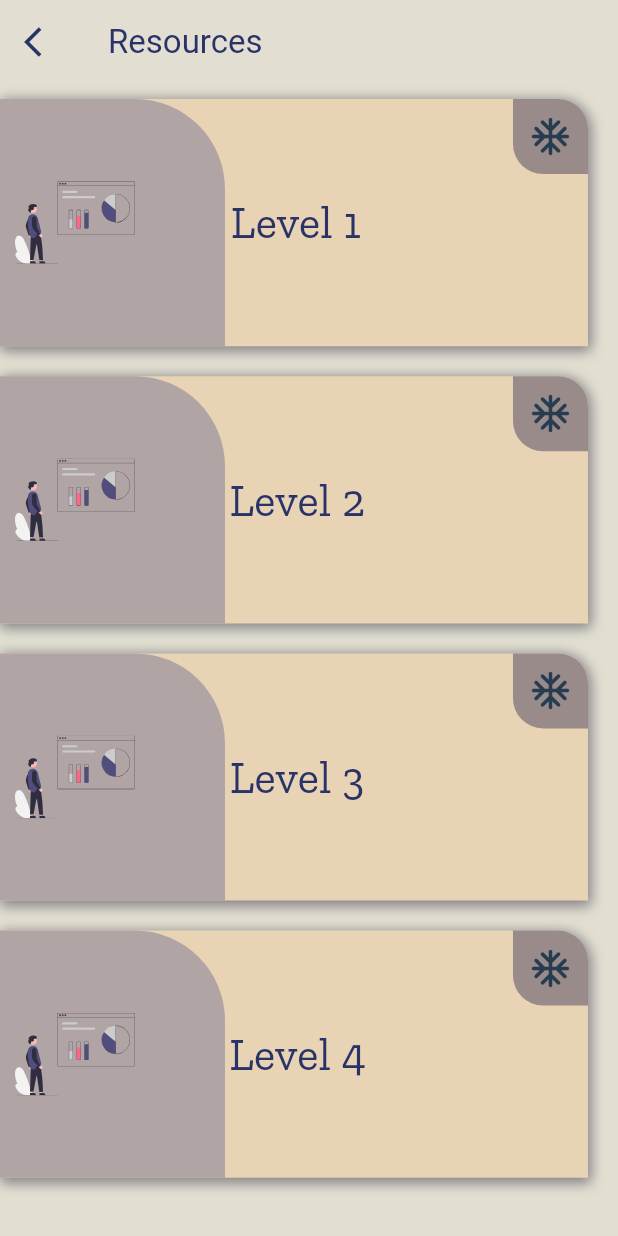
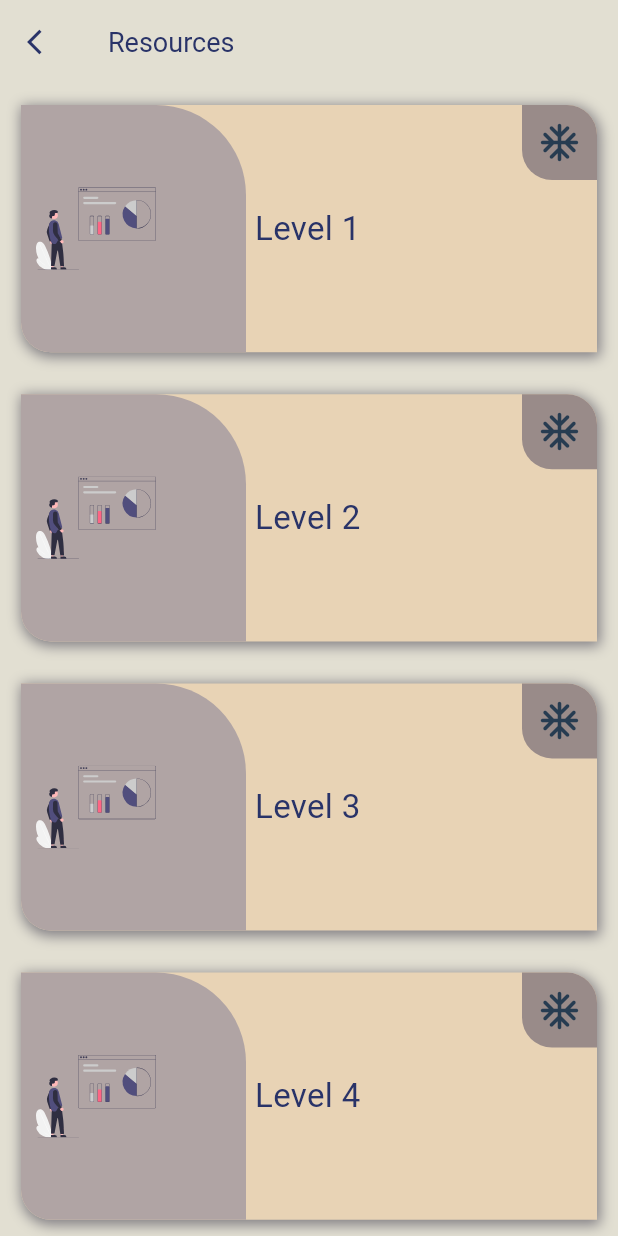
Before and after one commit to ArnobMahmud/Fabric-Engineering-App, a Flutter app: the screen it shows after launch, after a tap on "Resources", on a phone screen of 412 x 824 dp. Run offline on Flutter 3.47's test engine with Material 3 defaults, Android fonts, the phone set to English and light mode, and no system bars; our stand-ins replace flutter_svg, google_fonts, webview_flutter.

Commit message:
toggle theme implemented

```diff
--- /dev/null
+++ b/lib/config/theme.dart
@@ -0,0 +1,23 @@
+import 'package:flutter/material.dart';
+
+ThemeData lightMode = ThemeData(
+  brightness: Brightness.light,
+  colorScheme: ColorScheme.light(
+    background: Colors.grey.shade300,
+    primary: const Color(0xff404258),
+    secondary: Colors.grey.shade400,
+    tertiary: const Color.fromARGB(255, 14, 53, 86),
+    inversePrimary: Colors.grey.shade800,
+  ),
+);
+
+ThemeData darkMode = ThemeData(
+  brightness: Brightness.light,
+  colorScheme: ColorScheme.light(
+    background: const Color.fromARGB(255, 44, 43, 43),
+    primary: Colors.grey.shade800,
+    secondary: Colors.grey.shade700,
+    tertiary: Colors.grey.shade300,
+    inversePrimary: Colors.grey.shade300,
+  ),
+);
--- /dev/null
+++ b/lib/config/theme_provider.dart
@@ -0,0 +1,23 @@
+import 'package:flutter/material.dart';
+import 'theme.dart';
+
+class ThemeProvider with ChangeNotifier {
+  ThemeData _themeData = lightMode;
+
+  ThemeData get themeData => _themeData;
+
+  bool get isDarkMode => _themeData == darkMode;
+
+  set themeData(ThemeData themeData) {
+    _themeData = themeData;
+    notifyListeners();
+  }
+
+  void toggleTheme() {
+    if (_themeData == lightMode) {
+      themeData = darkMode;
+    } else {
+      themeData = lightMode;
+    }
+  }
+}
--- a/lib/main.dart
+++ b/lib/main.dart
@@ -1,4 +1,6 @@
+import 'package:fabric_engineering_app/config/theme_provider.dart';
 import 'package:flutter/material.dart';
+import 'package:provider/provider.dart';
 import 'pages/exam_page.dart';
 import 'pages/home_page.dart';
 import 'pages/lab_page.dart';
@@ -61,7 +63,18 @@ import 'resources/Level4/Term2/ppc.dart';
 import 'resources/Level4/Term2/tt.dart';
 import 'screen/splash.dart';
 
-void main() => runApp(const MyApp());
+void main() {
+  runApp(
+    MultiProvider(
+      providers: [
+        ChangeNotifierProvider(
+          create: (context) => ThemeProvider(),
+        ),
+      ],
+      child: const MyApp(),
+    ),
+  );
+}
 
 class MyApp extends StatelessWidget {
   const MyApp({super.key});
@@ -70,9 +83,7 @@ class MyApp extends StatelessWidget {
   @override
   Widget build(BuildContext context) {
     return MaterialApp(
-      theme: ThemeData(
-        applyElevationOverlayColor: false,
-      ),
+      theme: Provider.of<ThemeProvider>(context).themeData,
       debugShowCheckedModeBanner: false,
       title: 'Fabric Engineering Application',
       initialRoute: '/',
--- a/lib/pages/exam_page.dart
+++ b/lib/pages/exam_page.dart
@@ -26,7 +26,7 @@ class ExamPage extends StatelessWidget {
           'Exams',
           style: GoogleFonts.roboto(
             textStyle: const TextStyle(
-              fontSize: 24,
+              fontSize: 20,
               color: Color.fromARGB(255, 41, 51, 104),
               fontWeight: FontWeight.w400,
             ),
--- a/lib/pages/home_page.dart
+++ b/lib/pages/home_page.dart
@@ -1,4 +1,6 @@
 import 'package:fabric_engineering_app/db/category_data.dart';
+import 'package:fabric_engineering_app/pages/developer_page.dart';
+import 'package:fabric_engineering_app/pages/settings.dart';
 import 'package:fabric_engineering_app/widget/category.dart';
 import 'package:fabric_engineering_app/widget/drawer_tile.dart';
 import 'package:flutter/material.dart';
@@ -18,27 +20,29 @@ class HomePage extends StatelessWidget {
       backgroundColor: const Color.fromARGB(255, 255, 249, 213),
       appBar: AppBar(
         backgroundColor: const Color.fromARGB(255, 255, 249, 213),
+        //backgroundColor: Colors.transparent,
         centerTitle: true,
         title: Text(
           "Fabric Engineering",
           style: GoogleFonts.roboto(
-            fontSize: 26,
+            fontSize: 20,
             fontWeight: FontWeight.w400,
-            color: const Color.fromARGB(159, 87, 68, 94),
+            letterSpacing: 2,
+            color: Theme.of(context).colorScheme.inversePrimary,
           ),
         ),
       ),
       drawer: Drawer(
-
-        backgroundColor: Colors.deepPurple[100],
+        backgroundColor: Theme.of(context).colorScheme.background,
         child: ListView(
           children: [
-            const DrawerHeader(
+            DrawerHeader(
               child: Text(
                 'F A B R I C\nE N G I N E E R I N G\nR E S O U R C E S',
                 textAlign: TextAlign.center,
                 style: TextStyle(
-                  fontSize: 24,
+                  fontSize: 18,
+                  color: Theme.of(context).colorScheme.inversePrimary,
                 ),
               ),
             ),
@@ -48,7 +52,9 @@ class HomePage extends StatelessWidget {
               ontap: () {
                 Navigator.push(
                   context,
-                  MaterialPageRoute(builder: (context) => const HomePage()),
+                  MaterialPageRoute(
+                    builder: (context) => const Settings(),
+                  ),
                 );
               },
             ),
@@ -58,7 +64,9 @@ class HomePage extends StatelessWidget {
               ontap: () {
                 Navigator.push(
                   context,
-                  MaterialPageRoute(builder: (context) => const HomePage()),
+                  MaterialPageRoute(
+                    builder: (context) => const DeveloperPage(),
+                  ),
                 );
               },
             ),
--- a/lib/pages/lab_page.dart
+++ b/lib/pages/lab_page.dart
@@ -27,7 +27,7 @@ class LabPage extends StatelessWidget {
           'Lab Schedule',
           style: GoogleFonts.roboto(
             textStyle: const TextStyle(
-              fontSize: 24,
+              fontSize: 20,
               color: Color.fromARGB(255, 41, 51, 104),
               fontWeight: FontWeight.w400,
             ),
--- a/lib/pages/notice_page.dart
+++ b/lib/pages/notice_page.dart
@@ -41,7 +41,7 @@ class NoticePage extends StatelessWidget {
           'Butex Notices',
           style: GoogleFonts.roboto(
             textStyle: const TextStyle(
-              fontSize: 24,
+              fontSize: 20,
               color: Color.fromARGB(255, 41, 51, 104),
               fontWeight: FontWeight.w400,
             ),
--- a/lib/pages/resources_page.dart
+++ b/lib/pages/resources_page.dart
@@ -16,6 +16,7 @@ class ResourcePage extends StatelessWidget {
           icon: const Icon(
             Icons.arrow_back_ios,
             color: Color.fromARGB(255, 41, 51, 104),
+            size: 20,
           ),
           onPressed: () {
             Navigator.pop(context);
@@ -25,7 +26,7 @@ class ResourcePage extends StatelessWidget {
           'Resources',
           style: GoogleFonts.roboto(
             textStyle: const TextStyle(
-              fontSize: 22,
+              fontSize: 18,
               color: Color.fromARGB(255, 41, 51, 104),
               fontWeight: FontWeight.w400,
             ),
--- a/lib/screen/splash.dart
+++ b/lib/screen/splash.dart
@@ -24,6 +24,7 @@ class _SplashScreenState extends State<SplashScreen> {
       backgroundColor: const Color(0xffece4dc),
       body: Center(
         child: Column(
+          crossAxisAlignment : CrossAxisAlignment.center,
           mainAxisAlignment: MainAxisAlignment.center,
           children: [
             const Spacer(),
@@ -40,7 +41,7 @@ class _SplashScreenState extends State<SplashScreen> {
                 letterSpacing: .7,
                 textStyle: const TextStyle(
                   color: Color(0xff76424e),
-                  fontSize: 20,
+                  fontSize: 18,
                   fontWeight: FontWeight.w500,
                 ),
               ),
@@ -53,7 +54,7 @@ class _SplashScreenState extends State<SplashScreen> {
                 style: GoogleFonts.ubuntu(
                   textStyle: const TextStyle(
                     color: Color(0xff8c8798),
-                    fontSize: 22,
+                    fontSize: 16,
                     letterSpacing: 0.4,
                     fontWeight: FontWeight.w500,
                   ),
--- a/lib/widget/category.dart
+++ b/lib/widget/category.dart
@@ -59,7 +59,7 @@ class Category extends StatelessWidget {
               Text(
                 title!,
                 style: GoogleFonts.roboto(
-                  fontSize: 20,
+                  fontSize: 18,
                   fontWeight: FontWeight.w500,
                   color: const Color(0xff393646),
                 ),
--- a/lib/widget/course_segment.dart
+++ b/lib/widget/course_segment.dart
@@ -63,7 +63,7 @@ class CourseSegment extends StatelessWidget {
                         child: Text(
                           info!.name!,
                           style: GoogleFonts.roboto(
-                            fontSize: 20,
+                            fontSize: 18,
                             fontWeight: FontWeight.w500,
                             color: const Color.fromARGB(159, 87, 68, 94),
                           ),
@@ -79,7 +79,7 @@ class CourseSegment extends StatelessWidget {
                   Text(
                     info!.courseCode!,
                     style: GoogleFonts.roboto(
-                      fontSize: 18,
+                      fontSize: 16,
                       fontWeight: FontWeight.w400,
                       color: const Color.fromARGB(159, 87, 68, 94),
                     ),
@@ -93,7 +93,7 @@ class CourseSegment extends StatelessWidget {
                         child: Text(
                           info!.lecturer!,
                           style: GoogleFonts.roboto(
-                            fontSize: 18,
+                            fontSize: 16,
                             fontWeight: FontWeight.w400,
                             color: const Color.fromARGB(159, 87, 68, 94),
                           ),
--- a/lib/widget/drawer_tile.dart
+++ b/lib/widget/drawer_tile.dart
@@ -11,13 +11,14 @@ class DrawerTile extends StatelessWidget {
     return ListTile(
       leading: Icon(
         icon!,
-        color: const Color.fromARGB(255, 14, 53, 86),
+        color: Theme.of(context).colorScheme.tertiary,
         size: 30,
       ),
       title: Text(
         title!,
-        style: const TextStyle(
-          fontSize: 20,
+        style: TextStyle(
+          fontSize: 18,
+          color: Theme.of(context).colorScheme.inversePrimary
         ),
       ),
       onTap: ontap,
--- a/lib/widget/exam_card.dart
+++ b/lib/widget/exam_card.dart
@@ -40,6 +40,7 @@ class ExamCard extends StatelessWidget {
         ),
         child: Center(
           child: Column(
+            crossAxisAlignment: CrossAxisAlignment.center,
             mainAxisAlignment: MainAxisAlignment.center,
             children: [
               const SizedBox(
@@ -56,7 +57,7 @@ class ExamCard extends StatelessWidget {
               Text(
                 title!,
                 style: GoogleFonts.roboto(
-                  fontSize: 18,
+                  fontSize: 16,
                   fontWeight: FontWeight.w500,
                   color: const Color(0xff393646),
                 ),
--- a/lib/widget/lecture_segment.dart
+++ b/lib/widget/lecture_segment.dart
@@ -73,7 +73,7 @@ class _LectureSegmentState extends State<LectureSegment> {
                         child: Text(
                           widget.value!.discussedTopics!,
                           style: GoogleFonts.roboto(
-                            fontSize: 20,
+                            fontSize: 18,
                             fontWeight: FontWeight.w500,
                             color: const Color.fromARGB(159, 87, 68, 94),
                           ),
@@ -89,7 +89,7 @@ class _LectureSegmentState extends State<LectureSegment> {
                   Text(
                     widget.value!.date!,
                     style: GoogleFonts.roboto(
-                      fontSize: 18,
+                      fontSize: 16,
                       fontWeight: FontWeight.w400,
                       color: const Color.fromARGB(159, 87, 68, 94),
                     ),
@@ -103,7 +103,7 @@ class _LectureSegmentState extends State<LectureSegment> {
                         child: Text(
                           widget.value!.lecturer!,
                           style: GoogleFonts.roboto(
-                            fontSize: 18,
+                            fontSize: 16,
                             fontWeight: FontWeight.w400,
                             color: const Color.fromARGB(159, 87, 68, 94),
                           ),
--- a/lib/widget/year_segment.dart
+++ b/lib/widget/year_segment.dart
@@ -19,13 +19,15 @@ class YearSegment extends StatelessWidget {
       onTap: () {
         Navigator.pushNamed(context, nav!);
       },
+      child: Padding(
+        padding: const EdgeInsets.all(14.0),
         child: Container(
           height: height * .20,
           width: width,
-        margin: const EdgeInsets.fromLTRB(0, 10, 20, 10),
           decoration: const BoxDecoration(
             borderRadius: BorderRadius.only(
               topRight: Radius.circular(20),
+              bottomLeft: Radius.circular(20),
             ),
             color: Color(0xffe8d3b5),
             boxShadow: [
@@ -48,6 +50,7 @@ class YearSegment extends StatelessWidget {
                   decoration: const BoxDecoration(
                     borderRadius: BorderRadius.only(
                       topRight: Radius.circular(60),
+                      bottomLeft: Radius.circular(20),
                     ),
                     color: Color(0xffB0A4A4),
                   ),
@@ -94,9 +97,9 @@ class YearSegment extends StatelessWidget {
                     child: Center(
                       child: Text(
                         name!,
-                      style: GoogleFonts.zillaSlab(
+                        style: GoogleFonts.roboto(
                           textStyle: const TextStyle(
-                          fontSize: 30,
+                            fontSize: 22,
                             color: Color.fromARGB(255, 41, 51, 104),
                             fontWeight: FontWeight.w400,
                           ),
@@ -112,6 +115,7 @@ class YearSegment extends StatelessWidget {
             ],
           ),
         ),
+      ),
     );
   }
 }
```
Also changed, not shown: lib/pages/developer_page.dart (added, +10 -0 lines), lib/pages/settings.dart (added, +64 -0 lines), lib/widget/semester_segment.dart (+4 -3 lines). Lines whose indentation alone changed are shown as unchanged.
